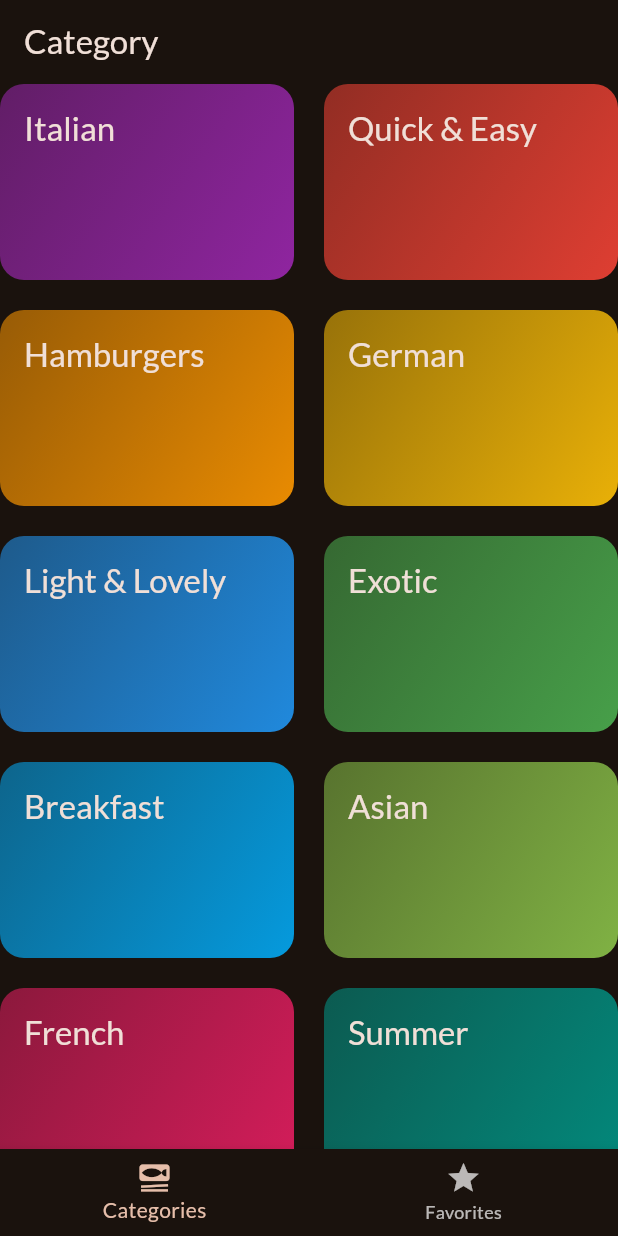
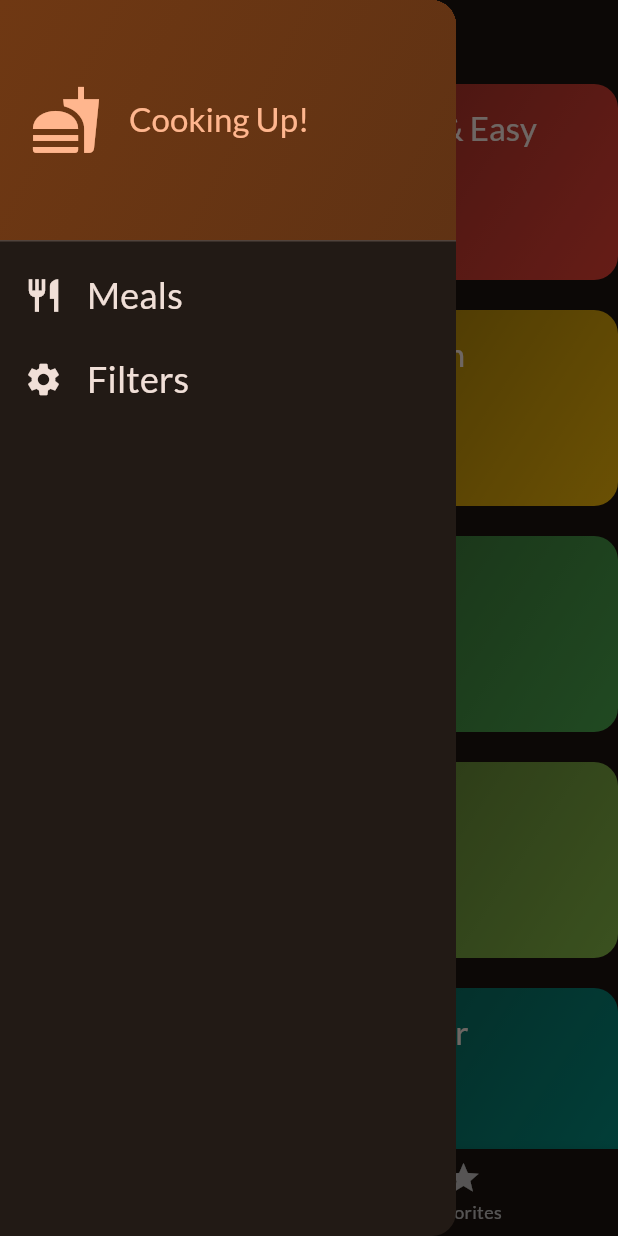
Before and after one commit to ntupro/Meals-App, a Flutter app: the screen it shows after launch, with the side drawer open (before the commit the screen has no drawer), on a phone screen of 412 x 824 dp. Run offline on Flutter 3.47's test engine with Material 3 defaults, Android fonts, the phone set to English and light mode, and no system bars; our stand-ins replace google_fonts, transparent_image.

Commit message:
Add drawer

```diff
--- a/lib/screens/meal_details.dart
+++ b/lib/screens/meal_details.dart
@@ -46,7 +46,7 @@ class MealDetailsScreen extends StatelessWidget {
               Text(
                 ingredient,
                 style: Theme.of(context).textTheme.bodyMedium!.copyWith(
-                  color: Theme.of(context).colorScheme.onBackground,
+                  color: Theme.of(context).colorScheme.onSurface,
                 ),
               ),
 
@@ -69,7 +69,7 @@ class MealDetailsScreen extends StatelessWidget {
                   step,
                   textAlign: TextAlign.center,
                   style: Theme.of(context).textTheme.bodyMedium!.copyWith(
-                    color: Theme.of(context).colorScheme.onBackground,
+                    color: Theme.of(context).colorScheme.onSurface,
                   ),
                 ),
               ),
--- a/lib/screens/tabs.dart
+++ b/lib/screens/tabs.dart
@@ -1,7 +1,9 @@
 import 'package:flutter/material.dart';
 import 'package:meals/models/meal.dart';
 import 'package:meals/screens/meals.dart';
+import 'package:meals/screens/filters.dart';
 import 'package:meals/screens/categories.dart';
+import 'package:meals/widgets/main_drawer.dart';
 
 class TabsScreen extends StatefulWidget {
   const TabsScreen({super.key});
@@ -43,6 +45,17 @@ class _TabsScreenState extends State<TabsScreen> {
     });
   }
 
+  void _setScreen(String identifier) {
+    Navigator.of(context).pop();
+    if (identifier == 'filters') {
+      Navigator.of(
+        context,
+      ).push(MaterialPageRoute(builder: (context) => const FiltersScreen()));
+    } else {
+      // Close Drawer
+    }
+  }
+
   @override
   Widget build(BuildContext context) {
     Widget activePage = CategoriesScreen(
@@ -73,6 +86,8 @@ class _TabsScreenState extends State<TabsScreen> {
         onTap: _selectPage,
         currentIndex: _selectedPageIndex,
       ),
+
+      drawer: MainDrawer(onSelectedScreen: _setScreen),
     );
   }
 }
--- /dev/null
+++ b/lib/widgets/main_drawer.dart
@@ -0,0 +1,84 @@
+import 'package:flutter/material.dart';
+
+class MainDrawer extends StatelessWidget {
+  const MainDrawer({super.key, required this.onSelectedScreen});
+
+  final void Function(String identifier) onSelectedScreen;
+
+  @override
+  Widget build(BuildContext context) {
+    return Drawer(
+      child: Column(
+        children: [
+          DrawerHeader(
+            padding: const EdgeInsets.all(20),
+            decoration: BoxDecoration(
+              gradient: LinearGradient(
+                colors: [
+                  Theme.of(context).colorScheme.primaryContainer,
+                  Theme.of(
+                    context,
+                  ).colorScheme.primaryContainer.withOpacity(0.8),
+                ],
+                begin: Alignment.topLeft,
+                end: Alignment.bottomRight,
+              ),
+            ),
+            child: Row(
+              children: [
+                Icon(
+                  Icons.fastfood,
+                  size: 48,
+                  color: Theme.of(context).colorScheme.primary,
+                ),
+                const SizedBox(width: 18),
+                Text(
+                  'Cooking Up!',
+                  style: Theme.of(context).textTheme.titleLarge!.copyWith(
+                    color: Theme.of(context).colorScheme.primary,
+                  ),
+                ),
+              ],
+            ),
+          ),
+
+          ListTile(
+            leading: Icon(
+              Icons.restaurant,
+              size: 26,
+              color: Theme.of(context).colorScheme.onSurface,
+            ),
+            title: Text(
+              'Meals',
+              style: Theme.of(context).textTheme.titleSmall!.copyWith(
+                color: Theme.of(context).colorScheme.onSurface,
+                fontSize: 24,
+              ),
+            ),
+            onTap: () {
+              onSelectedScreen('meals');
+            },
+          ),
+
+          ListTile(
+            leading: Icon(
+              Icons.settings,
+              size: 26,
+              color: Theme.of(context).colorScheme.onSurface,
+            ),
+            title: Text(
+              'Filters',
+              style: Theme.of(context).textTheme.titleSmall!.copyWith(
+                color: Theme.of(context).colorScheme.onSurface,
+                fontSize: 24,
+              ),
+            ),
+            onTap: () {
+              onSelectedScreen('filters');
+            },
+          ),
+        ],
+      ),
+    );
+  }
+}
```
Also changed, not shown: lib/screens/filters.dart (added, +134 -0 lines).
